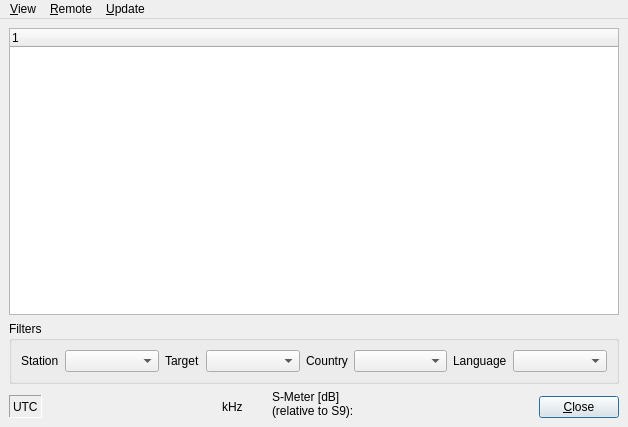
Before: the Qt Designer form src/GUI-QT/StationsDlgbase.ui in Drm-tools/dream, drawn with Qt 5.
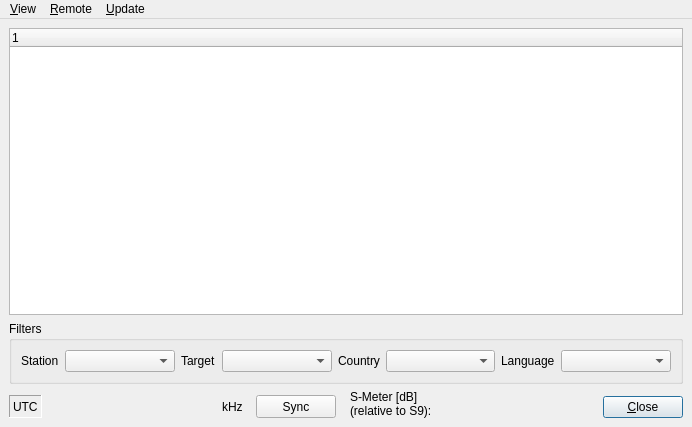
After: the same form once the commit is applied. Icons and pictures are not drawn. Custom widgets are drawn as their Qt base class.

Commit message: Added function to synchronise the Stations dialog with the radio. This allows you to randomly tune around, then use the schedule database to give you an idea who may be on your currently tuned frequency.

What changed in the file:
```diff
--- a/src/GUI-QT/StationsDlgbase.ui
+++ b/src/GUI-QT/StationsDlgbase.ui
@@ -6,7 +6,7 @@
    <rect>
     <x>0</x>
     <y>0</y>
-    <width>628</width>
+    <width>692</width>
     <height>427</height>
    </rect>
   </property>
@@ -195,7 +195,7 @@
              </sizepolicy>
             </property>
             <property name="text">
-             <string>kHz</string>
+             <string>kHz  </string>
             </property>
             <property name="wordWrap">
              <bool>false</bool>
@@ -205,6 +205,28 @@
             </property>
            </widget>
           </item>
+          <item>
+           <widget class="QPushButton" name="syncBtn">
+            <property name="sizePolicy">
+             <sizepolicy hsizetype="Minimum" vsizetype="Minimum">
+              <horstretch>0</horstretch>
+              <verstretch>0</verstretch>
+             </sizepolicy>
+            </property>
+            <property name="text">
+             <string>Sync</string>
+            </property>
+            <property name="iconSize">
+             <size>
+              <width>16</width>
+              <height>16</height>
+             </size>
+            </property>
+            <property name="flat">
+             <bool>false</bool>
+            </property>
+           </widget>
+          </item>
          </layout>
         </item>
        </layout>
@@ -316,7 +338,7 @@
     <rect>
      <x>0</x>
      <y>0</y>
-     <width>628</width>
+     <width>692</width>
      <height>39</height>
     </rect>
    </property>
```
Left out of the diff: 13 changed lines with no effect on the pictures. The commit also changes 13 other files.
